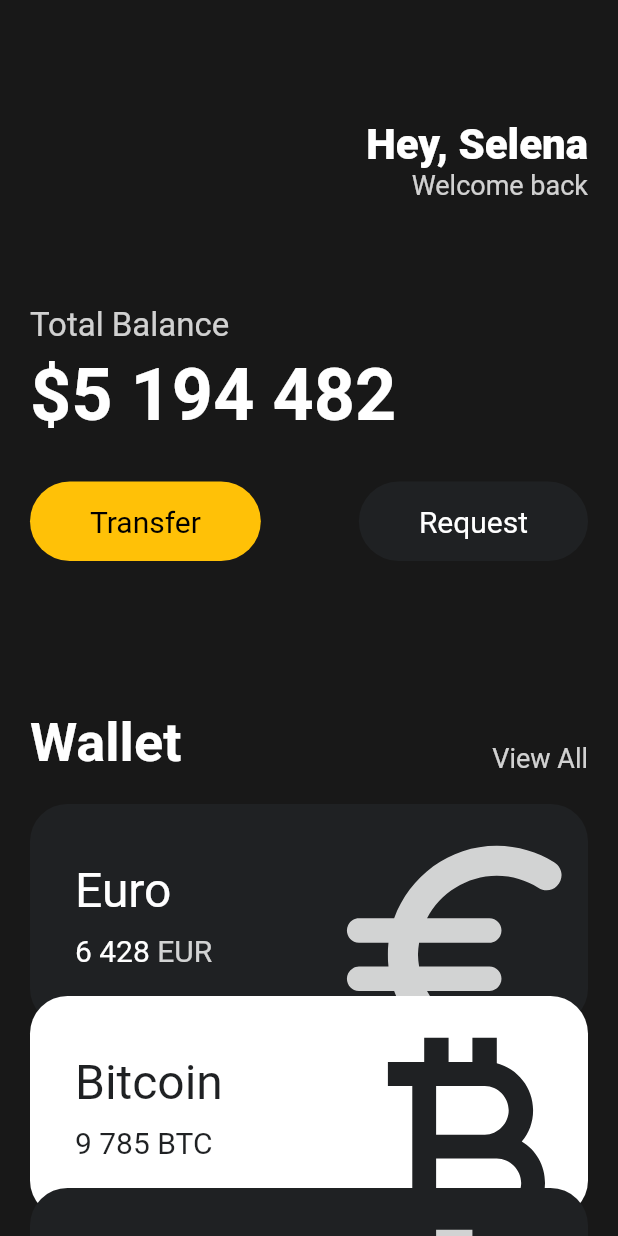
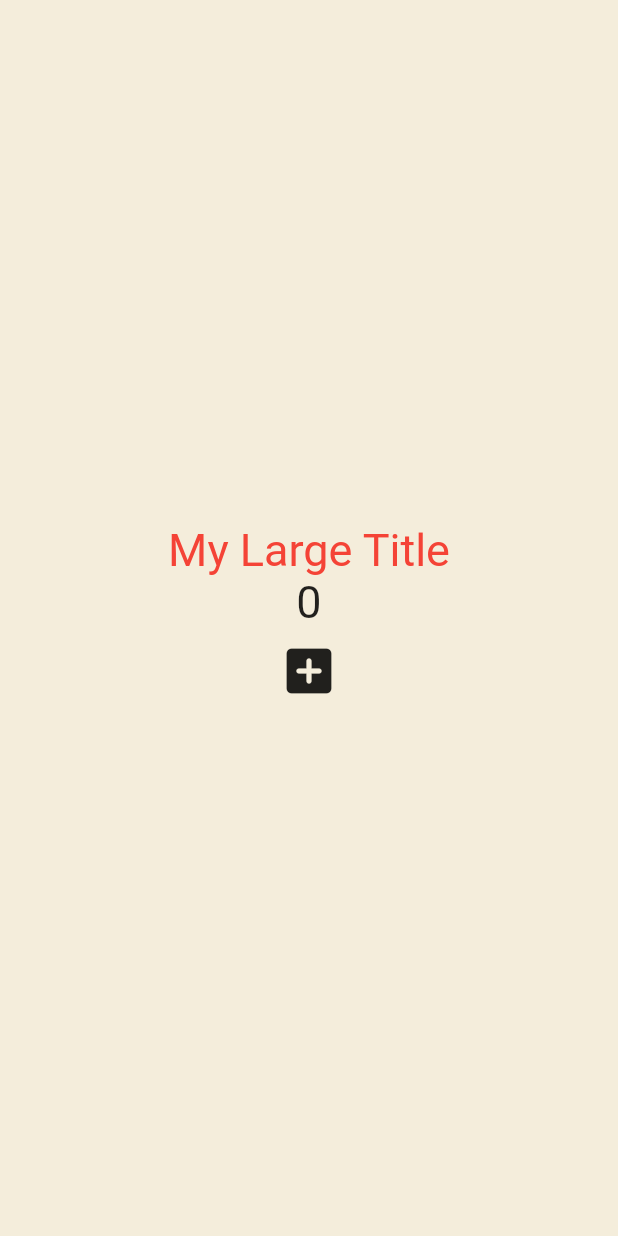
Before and after one commit to leehwarang/fluttering-flutter, a Flutter app: the screen it shows after launch, on a phone screen of 412 x 824 dp. Run offline on Flutter 3.47's test engine with Material 2 defaults, Android fonts, the phone set to English and light mode, and no system bars.

Commit message:
feat: StatefulWidget and context 사용

```diff
--- a/lib/main.dart
+++ b/lib/main.dart
@@ -1,147 +1,71 @@
 import 'package:flutter/material.dart';
-import 'package:pmfm/widgets/button.dart';
-import 'package:pmfm/widgets/currency_card.dart';
 
 void main() {
   runApp(const App());
 }
 
-class App extends StatelessWidget {
+class App extends StatefulWidget {
   const App({super.key});
+
+  @override
+  State<App> createState() => _AppState();
+}
+
+class _AppState extends State<App> {
+  int counter = 0;
+
+  void onClicked() {
+    setState(() {
+      counter = counter + 1;
+    });
+  }
 
   @override
   Widget build(BuildContext context) {
     return MaterialApp(
+      theme: ThemeData(
+        textTheme: const TextTheme(
+          titleLarge: TextStyle(color: Colors.red),
+        ),
+      ),
       home: Scaffold(
-        backgroundColor: const Color(0xFF181818),
-        body: SingleChildScrollView(
-          child: Padding(
-            padding: const EdgeInsets.symmetric(horizontal: 20),
-            child: Column(
-              crossAxisAlignment: CrossAxisAlignment.start,
-              children: [
-                const SizedBox(
-                  height: 80,
-                ),
-                Row(
-                  mainAxisAlignment: MainAxisAlignment.end,
-                  children: [
-                    Column(
-                      crossAxisAlignment: CrossAxisAlignment.end,
-                      children: [
-                        const Text(
-                          'Hey, Selena',
-                          style: TextStyle(
-                              color: Colors.white,
-                              fontSize: 28,
-                              fontWeight: FontWeight.w800),
-                        ),
-                        Text(
-                          'Welcome back',
-                          style: TextStyle(
-                              color: Colors.white.withOpacity(0.8),
-                              fontSize: 18),
-                        )
-                      ],
-                    )
-                  ],
-                ),
-                const SizedBox(
-                  height: 70,
-                ),
-                Text(
-                  'Total Balance',
-                  style: TextStyle(
-                    color: Colors.white.withOpacity(0.8),
-                    fontSize: 22,
-                  ),
-                ),
-                const SizedBox(
-                  height: 5,
-                ),
-                const Text(
-                  '\$5 194 482',
-                  style: TextStyle(
-                      color: Colors.white,
-                      fontSize: 48,
-                      fontWeight: FontWeight.w600),
-                ),
-                const SizedBox(
-                  height: 30,
-                ),
-                Row(
-                  mainAxisAlignment: MainAxisAlignment.spaceBetween,
-                  children: const [
-                    Button(
-                      text: "Transfer",
-                      bgColor: Colors.amber,
-                      textColor: Colors.black,
-                    ),
-                    Button(
-                      text: "Request",
-                      bgColor: Color(0xFF1F2123),
-                      textColor: Colors.white,
-                    ),
-                  ],
-                ),
-                const SizedBox(
-                  height: 100,
-                ),
-                Row(
-                  mainAxisAlignment: MainAxisAlignment.spaceBetween,
-                  crossAxisAlignment: CrossAxisAlignment.end,
-                  children: [
-                    const Text(
-                      "Wallet",
-                      style: TextStyle(
-                          color: Colors.white,
-                          fontSize: 36,
-                          fontWeight: FontWeight.w600),
-                    ),
-                    Text(
-                      "View All",
-                      style: TextStyle(
-                        color: Colors.white.withOpacity(0.8),
-                        fontSize: 18,
-                      ),
-                    ),
-                  ],
-                ),
-                const SizedBox(
-                  height: 20,
-                ),
-                const CurrencyCard(
-                  name: "Euro",
-                  code: "EUR",
-                  amount: "6 428",
-                  icon: Icons.euro_rounded,
-                  isInverted: false,
-                ),
-                Transform.translate(
-                  offset: const Offset(0, -20),
-                  child: const CurrencyCard(
-                    name: "Bitcoin",
-                    code: "BTC",
-                    amount: "9 785",
-                    icon: Icons.currency_bitcoin,
-                    isInverted: true,
-                  ),
-                ),
-                Transform.translate(
-                  offset: const Offset(0, -40),
-                  child: const CurrencyCard(
-                    name: "Dollar",
-                    code: "USD",
-                    amount: "428",
-                    icon: Icons.attach_money_outlined,
-                    isInverted: false,
-                  ),
-                ),
-              ],
-            ),
+        backgroundColor: const Color(0xFFF4EDDB),
+        body: Center(
+          child: Column(
+            crossAxisAlignment: CrossAxisAlignment.center,
+            mainAxisAlignment: MainAxisAlignment.center,
+            children: [
+              const MyLargeTitle(),
+              Text(
+                '$counter',
+                style: const TextStyle(fontSize: 30),
+              ),
+              IconButton(
+                iconSize: 40,
+                onPressed: onClicked,
+                icon: const Icon(Icons.add_box_rounded),
+              )
+            ],
           ),
         ),
       ),
     );
   }
 }
+
+class MyLargeTitle extends StatelessWidget {
+  const MyLargeTitle({
+    super.key,
+  });
+
+  @override
+  Widget build(BuildContext context) {
+    return Text(
+      'My Large Title',
+      style: TextStyle(
+        fontSize: 30,
+        color: Theme.of(context).textTheme.titleLarge?.color,
+      ),
+    );
+  }
+}
```
